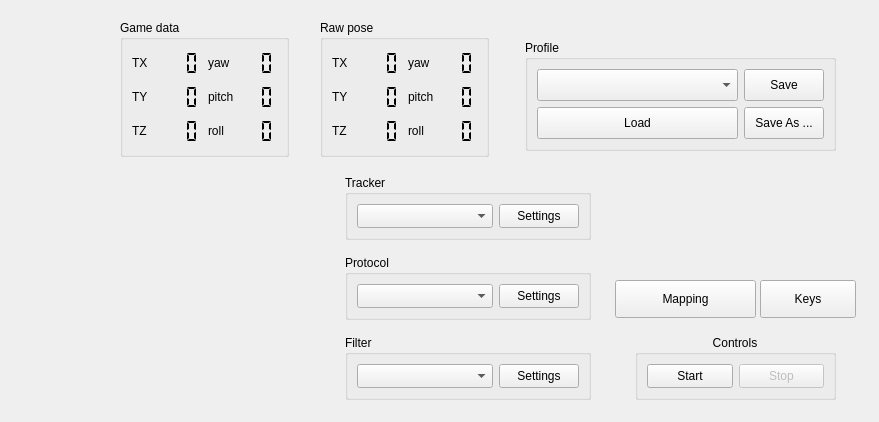
Qt form facetracknoir/facetracknoir.ui (opentrack/opentrack) before a commit.
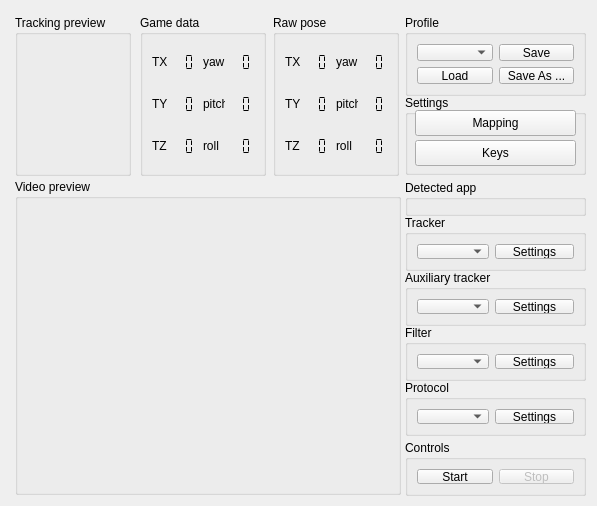
The same form after that commit. Icons and pictures are not drawn. Custom widgets are drawn as their Qt base class.

```diff
--- a/facetracknoir/facetracknoir.ui
+++ b/facetracknoir/facetracknoir.ui
@@ -7,8 +7,8 @@
    <rect>
     <x>0</x>
     <y>0</y>
-    <width>879</width>
-    <height>422</height>
+    <width>597</width>
+    <height>506</height>
    </rect>
   </property>
   <property name="sizePolicy">
@@ -22,42 +22,13 @@
     <normaloff>:/images/facetracknoir.png</normaloff>:/images/facetracknoir.png</iconset>
   </property>
   <widget class="QWidget" name="centralWidget">
-   <widget class="QPushButton" name="btnShortcuts">
-    <property name="geometry">
-     <rect>
-      <x>760</x>
-      <y>280</y>
-      <width>96</width>
-      <height>38</height>
-     </rect>
-    </property>
-    <property name="sizePolicy">
-     <sizepolicy hsizetype="Fixed" vsizetype="Preferred">
-      <horstretch>0</horstretch>
-      <verstretch>0</verstretch>
-     </sizepolicy>
-    </property>
-    <property name="text">
-     <string>Keys</string>
-    </property>
-    <property name="icon">
-     <iconset resource="main-facetracknoir.qrc">
-      <normaloff>:/uielements/tools.png</normaloff>:/uielements/tools.png</iconset>
-    </property>
-    <property name="iconSize">
-     <size>
-      <width>98</width>
-      <height>24</height>
-     </size>
-    </property>
-   </widget>
    <widget class="QGroupBox" name="box_mapped_headpose">
     <property name="geometry">
      <rect>
-      <x>120</x>
-      <y>20</y>
-      <width>169</width>
-      <height>137</height>
+      <x>140</x>
+      <y>15</y>
+      <width>126</width>
+      <height>161</height>
      </rect>
     </property>
     <property name="title">
@@ -297,10 +268,10 @@
    <widget class="QGroupBox" name="groupGameProtocol">
     <property name="geometry">
      <rect>
-      <x>345</x>
-      <y>255</y>
-      <width>246</width>
-      <height>65</height>
+      <x>405</x>
+      <y>380</y>
+      <width>181</width>
+      <height>56</height>
      </rect>
     </property>
     <property name="title">
@@ -341,10 +312,10 @@
    <widget class="QGroupBox" name="groupTrackerSource">
     <property name="geometry">
      <rect>
-      <x>345</x>
-      <y>175</y>
-      <width>246</width>
-      <height>65</height>
+      <x>405</x>
+      <y>215</y>
+      <width>181</width>
+      <height>56</height>
      </rect>
     </property>
     <property name="title">
@@ -385,10 +356,10 @@
    <widget class="QGroupBox" name="groupFilter">
     <property name="geometry">
      <rect>
-      <x>345</x>
-      <y>335</y>
-      <width>246</width>
-      <height>65</height>
+      <x>405</x>
+      <y>325</y>
+      <width>181</width>
+      <height>56</height>
      </rect>
     </property>
     <property name="title">
@@ -426,13 +397,57 @@
      </item>
     </layout>
    </widget>
+   <widget class="QGroupBox" name="groupBox_3">
+    <property name="geometry">
+     <rect>
+      <x>405</x>
+      <y>270</y>
+      <width>181</width>
+      <height>56</height>
+     </rect>
+    </property>
+    <property name="title">
+     <string>Auxiliary tracker</string>
+    </property>
+    <layout class="QHBoxLayout" name="_6">
+     <item>
+      <widget class="QComboBox" name="cbxSecondTrackerSource">
+       <property name="sizePolicy">
+        <sizepolicy hsizetype="Minimum" vsizetype="Preferred">
+         <horstretch>0</horstretch>
+         <verstretch>0</verstretch>
+        </sizepolicy>
+       </property>
+       <property name="maxVisibleItems">
+        <number>42</number>
+       </property>
+      </widget>
+     </item>
+     <item>
+      <widget class="QPushButton" name="btnShowSecondTrackerSettings">
+       <property name="enabled">
+        <bool>true</bool>
+       </property>
+       <property name="sizePolicy">
+        <sizepolicy hsizetype="Maximum" vsizetype="Preferred">
+         <horstretch>0</horstretch>
+         <verstretch>0</verstretch>
+        </sizepolicy>
+       </property>
+       <property name="text">
+        <string>Settings</string>
+       </property>
+      </widget>
+     </item>
+    </layout>
+   </widget>
    <widget class="QFrame" name="video_frame">
     <property name="geometry">
      <rect>
-      <x>10</x>
-      <y>170</y>
-      <width>320</width>
-      <height>240</height>
+      <x>24</x>
+      <y>204</y>
+      <width>366</width>
+      <height>281</height>
      </rect>
     </property>
     <property name="sizePolicy">
@@ -446,8 +461,8 @@
       <rect>
        <x>0</x>
        <y>0</y>
-       <width>320</width>
-       <height>240</height>
+       <width>366</width>
+       <height>281</height>
       </rect>
      </property>
      <property name="sizePolicy">
@@ -470,10 +485,10 @@
    <widget class="QGroupBox" name="groupProfile">
     <property name="geometry">
      <rect>
-      <x>525</x>
-      <y>40</y>
-      <width>311</width>
-      <height>111</height>
+      <x>405</x>
+      <y>15</y>
+      <width>181</width>
+      <height>81</height>
      </rect>
     </property>
     <property name="title">
@@ -540,58 +555,13 @@
      </item>
     </layout>
    </widget>
-   <widget class="QPushButton" name="btnEditCurves">
-    <property name="geometry">
-     <rect>
-      <x>615</x>
-      <y>280</y>
-      <width>141</width>
-      <height>38</height>
-     </rect>
-    </property>
-    <property name="sizePolicy">
-     <sizepolicy hsizetype="Minimum" vsizetype="Preferred">
-      <horstretch>0</horstretch>
-      <verstretch>0</verstretch>
-     </sizepolicy>
-    </property>
-    <property name="text">
-     <string>Mapping</string>
-    </property>
-    <property name="icon">
-     <iconset resource="main-facetracknoir.qrc">
-      <normaloff>:/uielements/curves.png</normaloff>:/uielements/curves.png</iconset>
-    </property>
-    <property name="iconSize">
-     <size>
-      <width>60</width>
-      <height>37</height>
-     </size>
-    </property>
-   </widget>
-   <widget class="GLWidget" name="pose_display" native="true">
-    <property name="geometry">
-     <rect>
-      <x>0</x>
-      <y>10</y>
-      <width>81</width>
-      <height>100</height>
-     </rect>
-    </property>
-    <property name="sizePolicy">
-     <sizepolicy hsizetype="Fixed" vsizetype="Fixed">
-      <horstretch>0</horstretch>
-      <verstretch>0</verstretch>
-     </sizepolicy>
-    </property>
-   </widget>
    <widget class="QGroupBox" name="groupStartStop">
     <property name="geometry">
      <rect>
-      <x>635</x>
-      <y>335</y>
-      <width>201</width>
-      <height>65</height>
+      <x>405</x>
+      <y>440</y>
+      <width>181</width>
+      <height>56</height>
      </rect>
     </property>
     <property name="minimumSize">
@@ -609,9 +579,6 @@
     <property name="title">
      <string notr="true">Controls</string>
     </property>
-    <property name="alignment">
-     <set>Qt::AlignHCenter|Qt::AlignTop</set>
-    </property>
     <layout class="QGridLayout">
      <item row="0" column="0">
       <widget class="QPushButton" name="btnStartTracker">
@@ -644,29 +611,13 @@
      </item>
     </layout>
    </widget>
-   <widget class="QLabel" name="game_name">
-    <property name="geometry">
-     <rect>
-      <x>460</x>
-      <y>10</y>
-      <width>115</width>
-      <height>19</height>
-     </rect>
-    </property>
-    <property name="sizePolicy">
-     <sizepolicy hsizetype="MinimumExpanding" vsizetype="MinimumExpanding">
-      <horstretch>0</horstretch>
-      <verstretch>0</verstretch>
-     </sizepolicy>
-    </property>
-   </widget>
    <widget class="QGroupBox" name="box_raw_headpose">
     <property name="geometry">
      <rect>
-      <x>320</x>
-      <y>20</y>
-      <width>169</width>
-      <height>137</height>
+      <x>273</x>
+      <y>15</y>
+      <width>126</width>
+      <height>161</height>
      </rect>
     </property>
     <property name="title">
@@ -903,6 +854,163 @@
      </item>
     </layout>
    </widget>
+   <widget class="QGroupBox" name="groupBox">
+    <property name="geometry">
+     <rect>
+      <x>15</x>
+      <y>179</y>
+      <width>386</width>
+      <height>316</height>
+     </rect>
+    </property>
+    <property name="title">
+     <string>Video preview</string>
+    </property>
+   </widget>
+   <widget class="QGroupBox" name="groupBox_2">
+    <property name="geometry">
+     <rect>
+      <x>405</x>
+      <y>95</y>
+      <width>181</width>
+      <height>80</height>
+     </rect>
+    </property>
+    <property name="title">
+     <string>Settings</string>
+    </property>
+    <widget class="QPushButton" name="btnShortcuts">
+     <property name="geometry">
+      <rect>
+       <x>10</x>
+       <y>45</y>
+       <width>161</width>
+       <height>26</height>
+      </rect>
+     </property>
+     <property name="sizePolicy">
+      <sizepolicy hsizetype="Fixed" vsizetype="Preferred">
+       <horstretch>0</horstretch>
+       <verstretch>0</verstretch>
+      </sizepolicy>
+     </property>
+     <property name="text">
+      <string>Keys</string>
+     </property>
+     <property name="icon">
+      <iconset resource="main-facetracknoir.qrc">
+       <normaloff>:/uielements/tools.png</normaloff>:/uielements/tools.png</iconset>
+     </property>
+     <property name="iconSize">
+      <size>
+       <width>98</width>
+       <height>24</height>
+      </size>
+     </property>
+    </widget>
+    <widget class="QPushButton" name="btnEditCurves">
+     <property name="geometry">
+      <rect>
+       <x>10</x>
+       <y>15</y>
+       <width>161</width>
+       <height>26</height>
+      </rect>
+     </property>
+     <property name="sizePolicy">
+      <sizepolicy hsizetype="Minimum" vsizetype="Preferred">
+       <horstretch>0</horstretch>
+       <verstretch>0</verstretch>
+      </sizepolicy>
+     </property>
+     <property name="text">
+      <string>Mapping</string>
+     </property>
+     <property name="icon">
+      <iconset resource="main-facetracknoir.qrc">
+       <normaloff>:/uielements/curves.png</normaloff>:/uielements/curves.png</iconset>
+     </property>
+     <property name="iconSize">
+      <size>
+       <width>60</width>
+       <height>37</height>
+      </size>
+     </property>
+    </widget>
+   </widget>
+   <widget class="QGroupBox" name="groupBox_4">
+    <property name="geometry">
+     <rect>
+      <x>15</x>
+      <y>15</y>
+      <width>116</width>
+      <height>161</height>
+     </rect>
+    </property>
+    <property name="title">
+     <string>Tracking preview</string>
+    </property>
+    <widget class="GLWidget" name="pose_display" native="true">
+     <property name="geometry">
+      <rect>
+       <x>5</x>
+       <y>15</y>
+       <width>106</width>
+       <height>141</height>
+      </rect>
+     </property>
+     <property name="sizePolicy">
+      <sizepolicy hsizetype="Fixed" vsizetype="Fixed">
+       <horstretch>0</horstretch>
+       <verstretch>0</verstretch>
+      </sizepolicy>
+     </property>
+    </widget>
+   </widget>
+   <widget class="QGroupBox" name="groupBox_5">
+    <property name="geometry">
+     <rect>
+      <x>405</x>
+      <y>180</y>
+      <width>181</width>
+      <height>36</height>
+     </rect>
+    </property>
+    <property name="title">
+     <string>Detected app</string>
+    </property>
+    <widget class="QLabel" name="game_name">
+     <property name="geometry">
+      <rect>
+       <x>10</x>
+       <y>15</y>
+       <width>115</width>
+       <height>16</height>
+      </rect>
+     </property>
+     <property name="sizePolicy">
+      <sizepolicy hsizetype="MinimumExpanding" vsizetype="MinimumExpanding">
+       <horstretch>0</horstretch>
+       <verstretch>0</verstretch>
+      </sizepolicy>
+     </property>
+    </widget>
+   </widget>
+   <zorder>box_mapped_headpose</zorder>
+   <zorder>groupGameProtocol</zorder>
+   <zorder>groupTrackerSource</zorder>
+   <zorder>groupFilter</zorder>
+   <zorder>groupBox_3</zorder>
+   <zorder>video_frame</zorder>
+   <zorder>groupProfile</zorder>
+   <zorder>groupStartStop</zorder>
+   <zorder>box_raw_headpose</zorder>
+   <zorder>video_frame_label</zorder>
+   <zorder>video_frame_label</zorder>
+   <zorder>groupBox</zorder>
+   <zorder>groupBox_2</zorder>
+   <zorder>groupBox_4</zorder>
+   <zorder>groupBox_5</zorder>
   </widget>
  </widget>
  <customwidgets>
```
Left out of the diff: 170 changed lines with no effect on the pictures.
